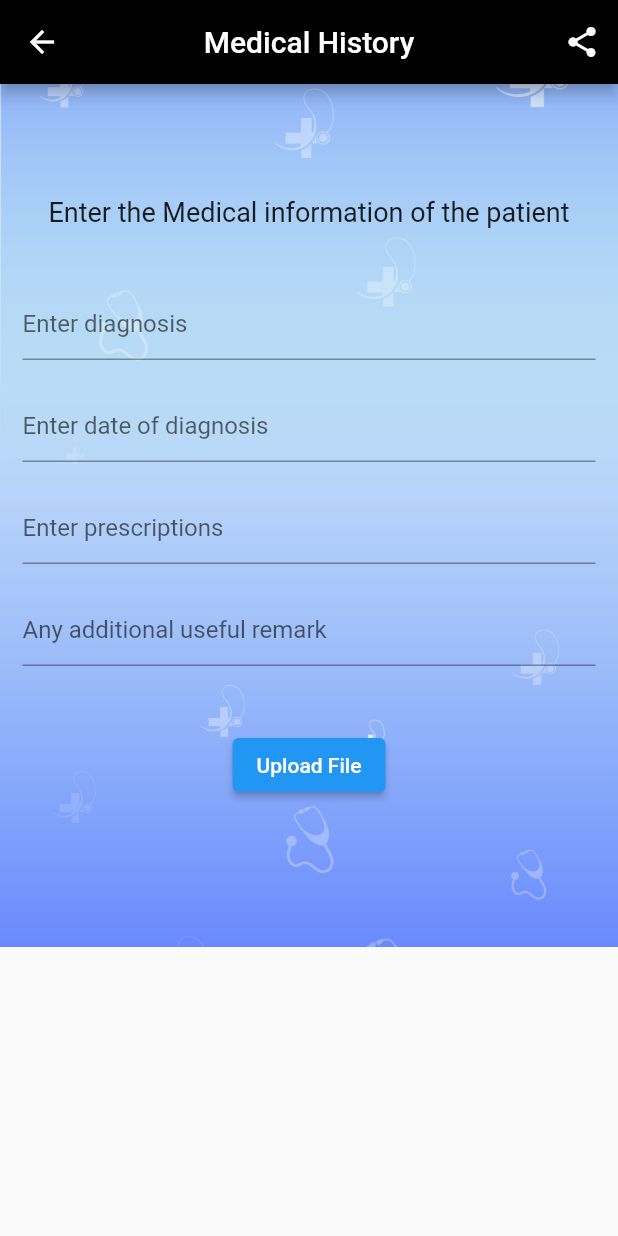
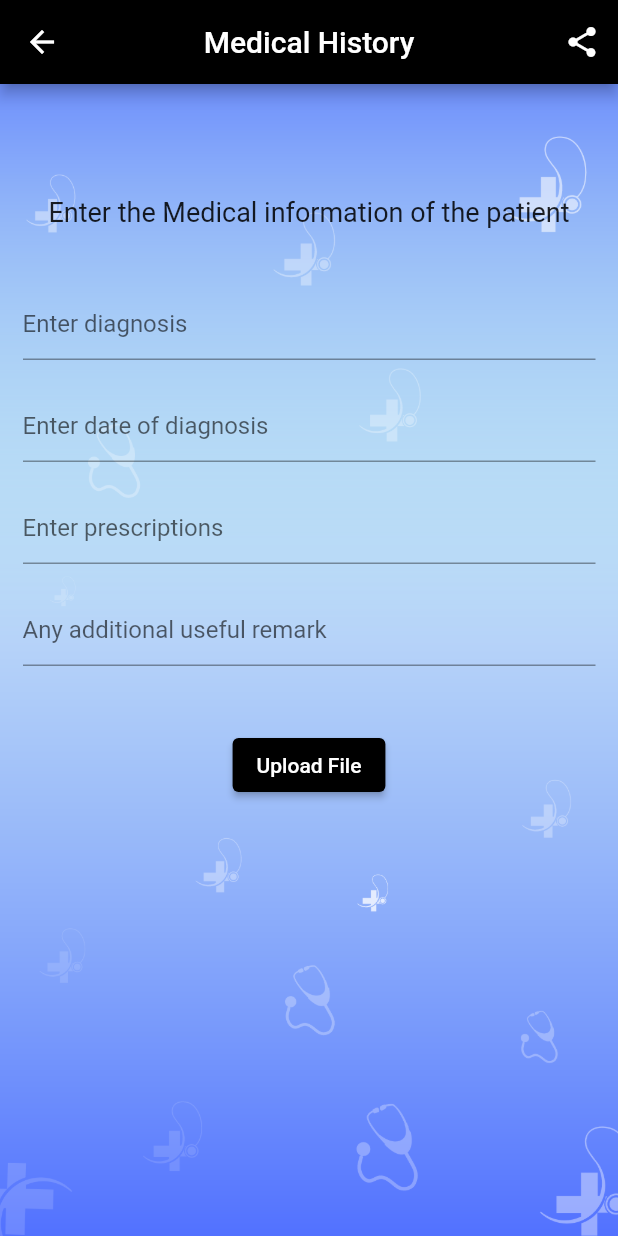
Before and after one commit to Gacha76/Mudra, a Flutter app: the CreateUpdateNoteView screen opened by its route, on a phone screen of 412 x 824 dp. Run offline on Flutter 3.47's test engine with Material 2 defaults, Android fonts, the phone set to English and light mode, and no system bars; our stand-ins replace bloc, cloud_firestore, equatable, file_picker, firebase_auth, firebase_core and 12 more; accounts and stored records are empty; generated files the repository leaves out were written again.

Commit message:
Minor changes

```diff
--- a/lib/view/maps_hospital.dart
+++ b/lib/view/maps_hospital.dart
@@ -153,7 +153,8 @@ class _MapBoxState_hospital extends State<MapBox_hospital>
     return Scaffold(
       appBar: AppBar(
         backgroundColor: const Color.fromARGB(255, 33, 32, 32),
-        title: const Text('Flutter MapBox'),
+        title: const Text('Maps'),
+        centerTitle: true,
       ),
       body: Stack(
         children: [
--- a/lib/view/notes/create_update_note_view.dart
+++ b/lib/view/notes/create_update_note_view.dart
@@ -311,10 +311,14 @@ class _CreateUpdateNoteViewState extends State<CreateUpdateNoteView> {
                             ),
                           const SizedBox(height: 32),
                           ElevatedButton(
+                            style: ElevatedButton.styleFrom(
+                              foregroundColor: Colors.white,
+                              backgroundColor: Colors.black,
+                            ),
                             onPressed: uploadFile,
                             child: const Text("Upload File"),
                           ),
-                          const SizedBox(height: 32),
+                          const SizedBox(height: 290),
                           buildProgress(),
                         ],
                       ),
```
Also changed, not shown: lib/view/maps_view.dart (+4 -10 lines).
